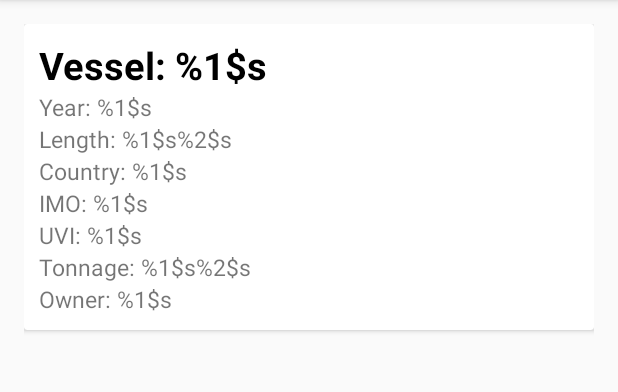
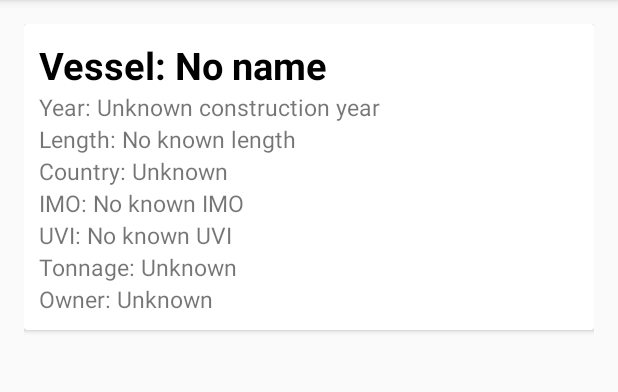
Before and after one commit to DarrienG/GoatFish-Android, an Android app: the ExpandedView screen opened directly, with no data from a screen before it, on a phone screen of 412 x 824 dp, the part 84-476 px from its top. Run offline under Robolectric (Android 15) with nearby library versions, the phone set to English and light mode, and no system bars; 10 statements that could not run were skipped.

Commit message:
Add in expandedView

```diff
--- a/app/src/main/java/com/darrienglasser/goatfish/ExpandedView.java
+++ b/app/src/main/java/com/darrienglasser/goatfish/ExpandedView.java
@@ -3,6 +3,7 @@ package com.darrienglasser.goatfish;
 import android.support.v7.app.AppCompatActivity;
 import android.os.Bundle;
 import android.view.View;
+import android.widget.TextView;
 
 public class ExpandedView extends AppCompatActivity {
 
@@ -10,6 +11,71 @@ public class ExpandedView extends AppCompatActivity {
     protected void onCreate(Bundle savedInstanceState) {
         super.onCreate(savedInstanceState);
         setContentView(R.layout.activity_expanded_view);
+        Vessel v = (Vessel) getIntent().getSerializableExtra(getString(R.string.expanded_data));
+        TextView vessel = (TextView) findViewById(R.id.vessel_name);
+        TextView year = (TextView) findViewById(R.id.year);
+        TextView length = (TextView) findViewById(R.id.length);
+        TextView flag = (TextView) findViewById(R.id.flag);
+        TextView imo = (TextView) findViewById(R.id.imo_view);
+        TextView uvi = (TextView) findViewById(R.id.uvi);
+        TextView tonnage = (TextView) findViewById(R.id.tonnage);
+        TextView owner = (TextView) findViewById(R.id.owner);
+
+        String nameStr = v.getName();
+        String yearStr = v.getYear();
+        String lenStr = v.getLength();
+        String lenUnits = v.getLengthUnits();
+        String imoStr = v.getImo();
+        String uviStr = v.getUvi();
+        String tonnageStr = v.getTonnage();
+        String tonnageTypeStr = v.getTonnageType();
+        String ownerStr = v.getOwner();
+        String flagString = v.getFlag();
+
+        if (nameStr == null) {
+            nameStr = "No name";
+        }
+        if (yearStr == null) {
+            yearStr = "Unknown construction year";
+        }
+        if (lenStr == null) {
+            lenStr = "No known length";
+        }
+        if (flagString == null) {
+            flagString = "Unknown";
+        }
+        if (lenUnits == null) {
+            lenUnits = "";
+        }
+        if (imoStr == null) {
+            imoStr = "No known IMO";
+        }
+        if (uviStr == null) {
+            uviStr = "No known UVI";
+        }
+        if (tonnageStr == null) {
+            tonnageStr = "Unknown";
+        }
+        if (tonnageTypeStr == null) {
+            tonnageTypeStr = "";
+        }
+        if (ownerStr == null) {
+            ownerStr = "Unknown";
+        }
+
+        vessel.setText(String.format(getString(R.string.vessel_name), nameStr));
+        year.setText(String.format(getString(R.string.year), yearStr));
+        length.setText(
+                String.format(
+                        getString(R.string.length),
+                        lenStr,
+                        lenUnits));
+        flag.setText(String.format(getString(R.string.country), flagString));
+        imo.setText(String.format(getString(R.string.imo), imoStr));
+        uvi.setText(String.format(getString(R.string.uvi), uviStr));
+        tonnage.setText(String.format(getString(R.string.tonnage), tonnageStr, tonnageTypeStr));
+        owner.setText(String.format(getString(R.string.owner    ), ownerStr));
+
 
     }
 }
```
